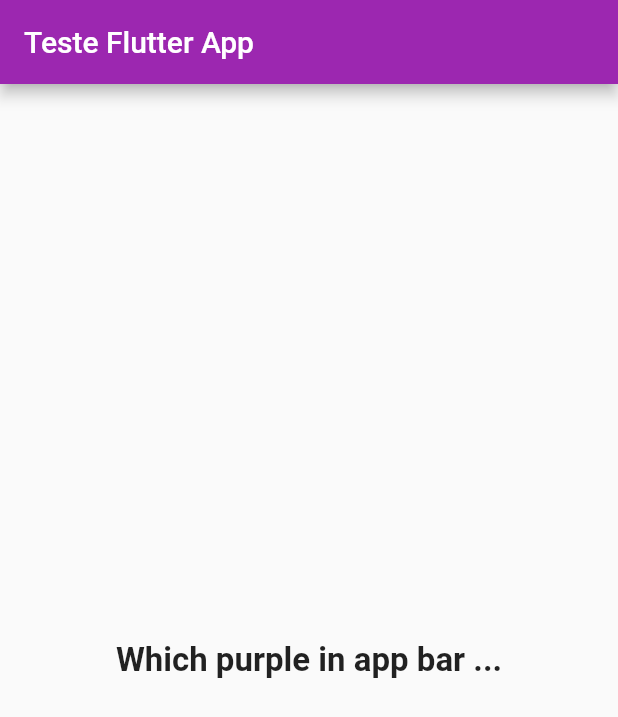
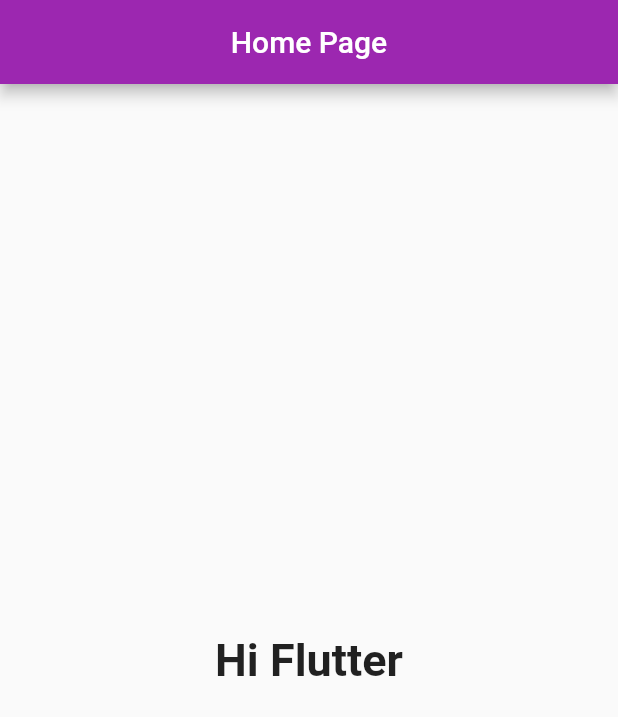
Before and after one commit to ventocilla/test_flutter_app, a Flutter app: the screen it shows after launch, on a phone screen of 412 x 824 dp. Shown: the top 717 px of the screen. Run offline on Flutter 3.47's test engine with Material 2 defaults, Android fonts, the phone set to English and light mode, and no system bars.

Commit message:
added HomePage

```diff
--- /dev/null
+++ b/lib/home_page.dart
@@ -0,0 +1,17 @@
+import 'package:flutter/material.dart';
+
+class HomePage extends StatelessWidget {
+  @override
+  Widget build(BuildContext context) {
+    return Scaffold(
+      appBar: AppBar(
+        title: Text('Home Page'),
+        centerTitle: true,
+      ),
+      body: Center(
+        child: Text('Hi Flutter',
+            style: TextStyle(fontSize: 30, fontWeight: FontWeight.bold)),
+      ),
+    );
+  }
+}
--- a/lib/main.dart
+++ b/lib/main.dart
@@ -1,4 +1,6 @@
 import 'package:flutter/material.dart';
+
+import 'home_page.dart';
 
 void main() {
   runApp(MyApp());
@@ -13,41 +15,7 @@ class MyApp extends StatelessWidget {
         primarySwatch: Colors.purple,
         visualDensity: VisualDensity.adaptivePlatformDensity,
       ),
-      home: MyHomePage(title: 'Teste Flutter App'),
+      home: HomePage(),
     );
   }
 }
-
-class MyHomePage extends StatefulWidget {
-  MyHomePage({Key key, this.title}) : super(key: key);
-
-  final String title;
-
-  @override
-  _MyHomePageState createState() => _MyHomePageState();
-}
-
-class _MyHomePageState extends State<MyHomePage> {
-  @override
-  Widget build(BuildContext context) {
-    return Scaffold(
-      appBar: AppBar(
-        title: Text(widget.title),
-      ),
-      body: Center(
-        child: Column(
-          mainAxisAlignment: MainAxisAlignment.center,
-          children: <Widget>[
-            Text(
-              'Which purple in app bar ...',
-              style: TextStyle(
-                fontSize: 22,
-                fontWeight: FontWeight.bold,
-              ),
-            ),
-          ],
-        ),
-      ),
-    );
-  }
-}
```
